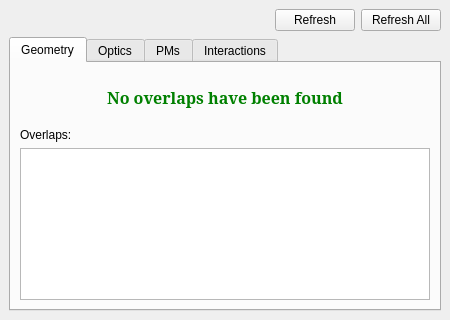
The window that src/gui/checkupwindowclass.ui (andrmor/ANTS2) describes before a commit, drawn with Qt 5.
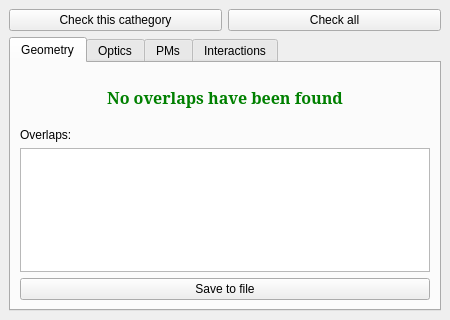
The same window after the commit.

Commit message: checkup window updated

The edit to the form file:
```diff
--- a/src/gui/checkupwindowclass.ui
+++ b/src/gui/checkupwindowclass.ui
@@ -23,26 +23,13 @@
    <layout class="QVBoxLayout" name="verticalLayout_2">
     <item>
      <layout class="QHBoxLayout" name="horizontalLayout">
-      <item>
-       <spacer name="horizontalSpacer">
-        <property name="orientation">
-         <enum>Qt::Horizontal</enum>
-        </property>
-        <property name="sizeHint" stdset="0">
-         <size>
-          <width>40</width>
-          <height>20</height>
-         </size>
-        </property>
-       </spacer>
-      </item>
       <item>
        <widget class="QPushButton" name="buttonRefreshCurrent">
         <property name="toolTip">
          <string/>
         </property>
         <property name="text">
-         <string>Refresh</string>
+         <string>Check this cathegory</string>
         </property>
         <property name="checkable">
          <bool>false</bool>
@@ -55,7 +42,7 @@
          <string/>
         </property>
         <property name="text">
-         <string>Refresh All</string>
+         <string>Check all</string>
         </property>
         <property name="checkable">
          <bool>false</bool>
@@ -130,6 +117,13 @@
           </property>
          </widget>
         </item>
+        <item>
+         <widget class="QPushButton" name="pbSaveOverlaps">
+          <property name="text">
+           <string>Save to file</string>
+          </property>
+         </widget>
+        </item>
        </layout>
       </widget>
       <widget class="QWidget" name="tab_optics">
```
The commit also changes 2 other files.
